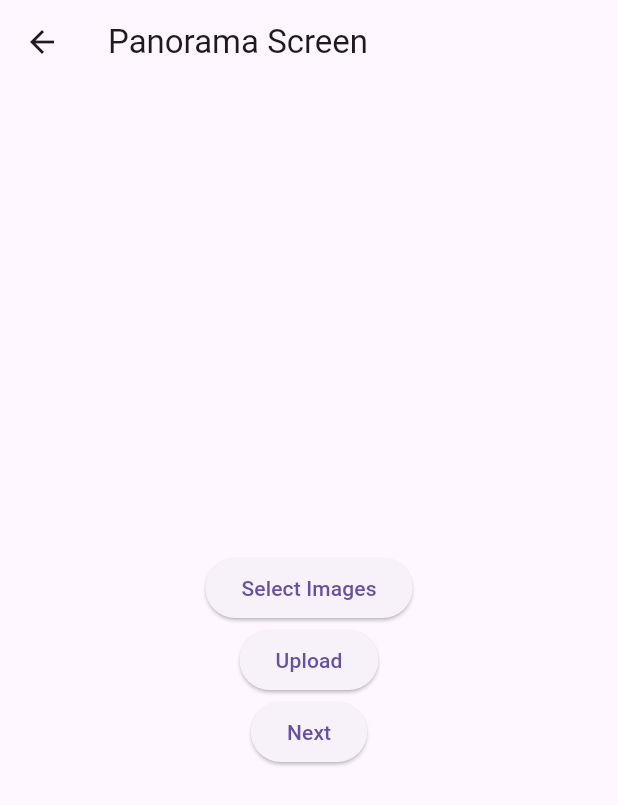
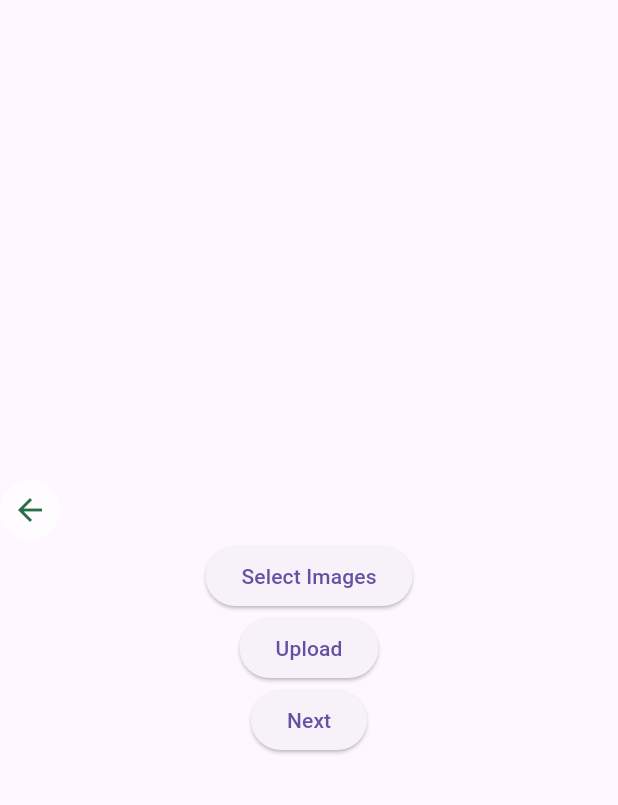
Before and after one commit to pasindur2000/pusl_3119, a Flutter app: the PanoramaScreen screen opened directly, on a phone screen of 412 x 824 dp. Shown: the top 805 px of the screen. Run offline on Flutter 3.47's test engine with Material 3 defaults, Android fonts, the phone set to English and light mode, and no system bars; our stand-ins replace animated_bottom_navigation_bar, firebase_auth, firebase_core, firebase_storage, google_sign_in, image_picker and 2 more; missing offline and left inert: dart:ffi, flutter_cube; accounts and stored records are empty.

Commit message:
stard editing panorama screen with UI

```diff
--- a/lib/scan_page.dart
+++ b/lib/scan_page.dart
@@ -5,6 +5,7 @@ import 'package:firebase_storage/firebase_storage.dart';
 import 'package:flutter/material.dart';
 import 'package:image_picker/image_picker.dart';
 import 'package:path_provider/path_provider.dart';
+import 'constants.dart';
 import 'model_page.dart';
 import 'package:path/path.dart';
 import 'package:flutter/material.dart';
@@ -94,13 +95,34 @@ class _PanoramaScreenState extends State<PanoramaScreen> {
   @override
   Widget build(BuildContext context) {
     return Scaffold(
-      appBar: AppBar(
-        title: const Text('Panorama Screen'),
-      ),
-      body: Center(
-        child: Column(
+      body: Stack(
+        children: [ Column(
           mainAxisAlignment: MainAxisAlignment.center,
           children: [
+            Positioned(
+              top: 50,
+              left: 20,
+              right: 20,
+              child: Row(
+                mainAxisAlignment: MainAxisAlignment.spaceBetween,
+                children: [
+                  GestureDetector(
+                    onTap: (){
+                      Navigator.pop(context);
+                    },
+                    child: Container(
+                      height: 40,
+                      width: 40,
+                      decoration: BoxDecoration(
+                        borderRadius: BorderRadius.circular(25),
+                        color: Colors.white.withOpacity(.6),
+                      ),
+                      child: Icon(Icons.arrow_back_outlined,color: Constants.primaryColor,),
+                    ),
+                  ),
+                ],
+              ),
+            ),
             ElevatedButton(
               onPressed: _pickImages,
               child: const Text('Select Images'),
@@ -117,6 +139,7 @@ class _PanoramaScreenState extends State<PanoramaScreen> {
           ],
 
         ),
+      ],
       ),
     );
   }
```
Also changed, not shown: lib/ui/screens/selection_page.dart (+52 -2 lines).
